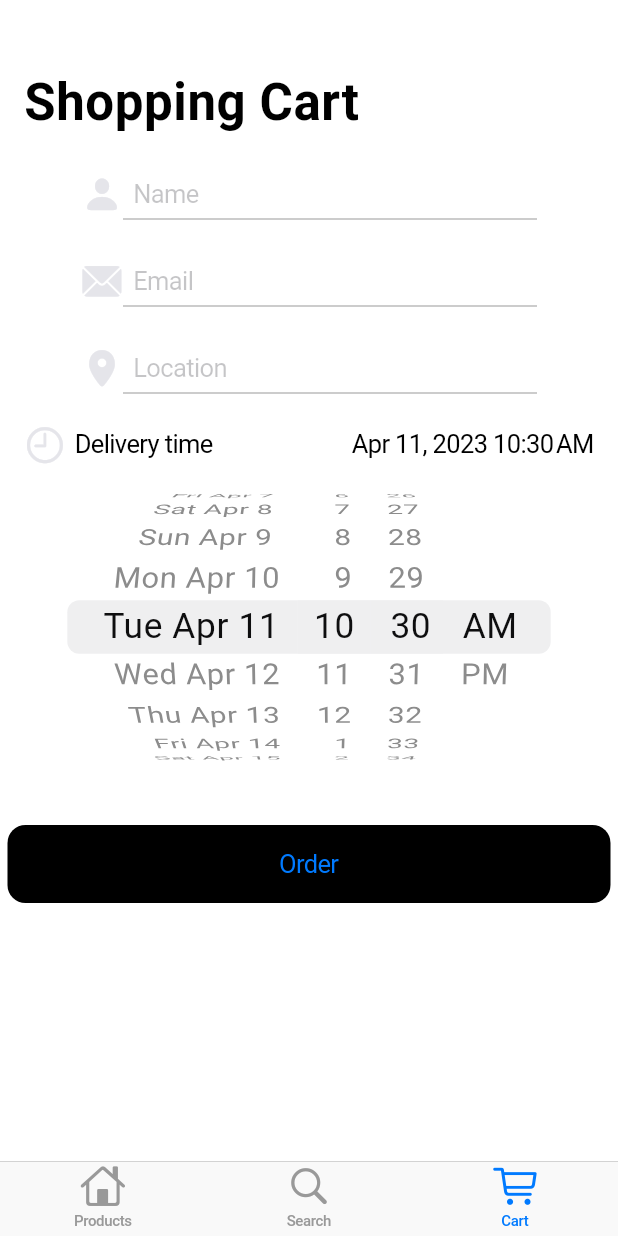
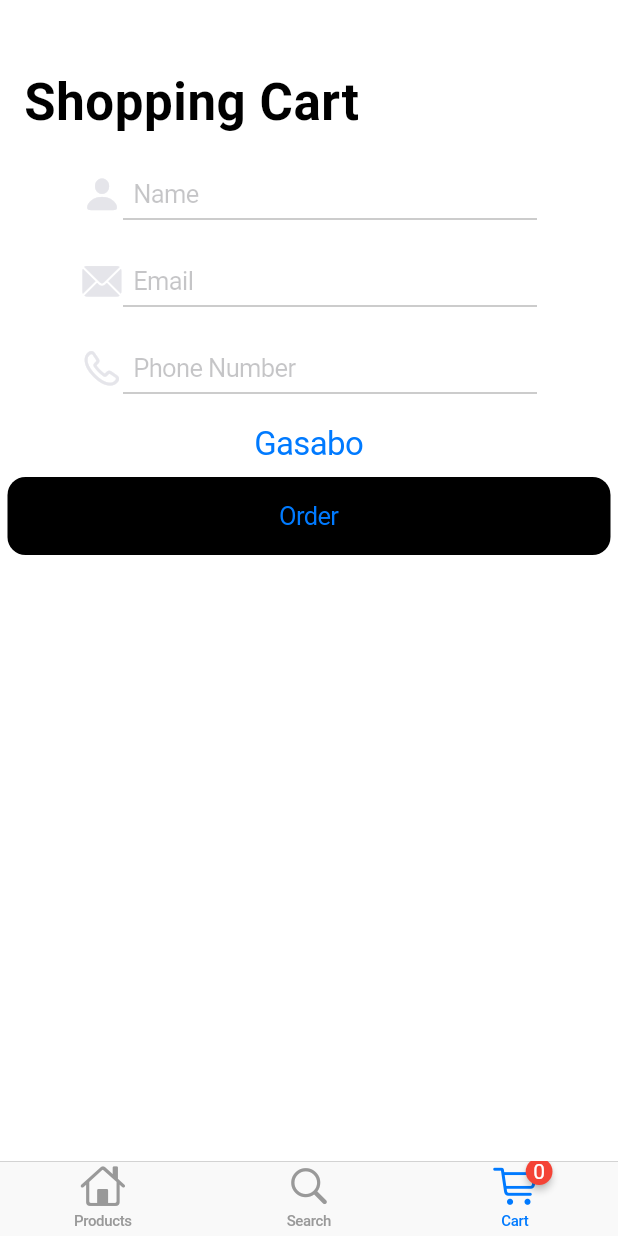
Before and after one commit to Teta288/TBJ-Store, a Flutter app: the screen it shows after launch, item 3 of the bottom bar chosen, on a phone screen of 412 x 824 dp. Run offline on Flutter 3.47's test engine with Material 2 defaults, Android fonts, the phone set to English and light mode, and no system bars; drawn by our look-alikes of badges; our stand-ins replace cloud_firestore, firebase_core, plugin_platform_interface; missing offline and left inert: dart:html, dart:js_util, mailer; accounts and stored records are empty.

Commit message:
sendEmail

```diff
--- a/lib/app.dart
+++ b/lib/app.dart
@@ -1,8 +1,17 @@
+import 'package:badges/badges.dart';
 import 'package:flutter/cupertino.dart';
 import 'package:flutter/services.dart';
 import 'product_list_tab.dart';
 import 'search_tab.dart';
 import 'shopping_cart_tab.dart';
+import 'package:cupertino_store/app.dart';
+
+int _counter = 0;
+void increment() {
+  setState() {
+    _counter++;
+  }
+}
 
 class CupertinoStoreApp extends StatelessWidget {
   const CupertinoStoreApp({super.key});
@@ -29,7 +38,7 @@ class CupertinoStoreHomePage extends StatelessWidget {
   Widget build(BuildContext context) {
     return CupertinoTabScaffold(
       tabBar: CupertinoTabBar(
-        items: const <BottomNavigationBarItem>[
+        items: <BottomNavigationBarItem>[
           BottomNavigationBarItem(
             icon: Icon(CupertinoIcons.home),
             label: 'Products',
@@ -39,7 +48,13 @@ class CupertinoStoreHomePage extends StatelessWidget {
             label: 'Search',
           ),
           BottomNavigationBarItem(
-            icon: Icon(CupertinoIcons.shopping_cart),
+            icon: Badge(
+              badgeContent: Text(
+                _counter.toString(),
+                style: TextStyle(color: CupertinoColors.white),
+              ),
+              child: Icon(CupertinoIcons.shopping_cart),
+            ),
             label: 'Cart',
           ),
         ],
--- a/lib/product_row_item.dart
+++ b/lib/product_row_item.dart
@@ -4,6 +4,9 @@ import 'package:provider/provider.dart';
 import 'model/app_state_model.dart';
 import 'model/product.dart';
 import 'styles.dart';
+import 'app.dart';
+
+
 
 class ProductRowItem extends StatelessWidget {
   const ProductRowItem({
@@ -63,6 +66,7 @@ class ProductRowItem extends StatelessWidget {
             onPressed: () {
               final model = Provider.of<AppStateModel>(context, listen: false);
               model.addProductToCart(product.id);
+              increment();
             },
             child: const Icon(
               CupertinoIcons.plus_circled,
--- a/lib/shopping_cart_tab.dart
+++ b/lib/shopping_cart_tab.dart
@@ -11,6 +11,7 @@ import 'styles.dart';
 import 'package:cloud_firestore/cloud_firestore.dart';
 //import 'package:firebase_database/firebase_database.dart';
 import 'package:uuid/uuid.dart';
+import 'connection/firebase.dart';
 
 /*var uuid = Uuid().v4();
 CollectionReference ref = FirebaseFirestore.instance.collection('Orders');
@@ -41,95 +42,37 @@ class _ShoppingCartTabState extends State<ShoppingCartTab> {
   final _controller1 = TextEditingController();
   final TextEditingController _controller = TextEditingController();
   final TextEditingController _controller2 = TextEditingController();
-  /*late DatabaseReference _messagesRef;
-  @override
-  void initState() {
-    super.initState();
-    _messagesRef = FirebaseDatabase.instance.reference().child('Orders');
+  int _selectedloc = 0;
+
+  double _kItemExtent = 32.0;
+  List<String> _location = <String>[
+    'Gasabo',
+    'Bugesera',
+    'Huye',
+    'Nyamata',
+    'Kicukiro',
+    'Nyarugenge',
+    'Nyagatare',
+    'Rwamagana',
+    'Musanze',
+  ];
+  void _showDialog(Widget child) {
+    showCupertinoModalPopup<void>(
+        context: context,
+        builder: (BuildContext context) => Container(
+              height: 216,
+              padding: const EdgeInsets.only(top: 6.0),
+              margin: EdgeInsets.only(
+                bottom: MediaQuery.of(context).viewInsets.bottom,
+              ),
+              color: CupertinoColors.systemBackground.resolveFrom(context),
+              child: SafeArea(
+                top: false,
+                child: child,
+              ),
+            ));
   }
 
-  void _handleSubmitted(String name, String email, String location) {
-    _controller.clear();
-    _controller1.clear();
-    _controller2.clear();
-    _messagesRef
-        .push()
-        .set({'name': name, 'email': email, 'Location': location});
-  }*/
-  //TextEditingController controller3 = TextEditingController();
-
-  /* Widget _buildNameField() {
-    return CupertinoTextFormFieldRow(
-      prefix: const Icon(
-        CupertinoIcons.person_solid,
-        color: CupertinoColors.lightBackgroundGray,
-        size: 28,
-      ),
-      padding: const EdgeInsets.symmetric(horizontal: 6, vertical: 12),
-      controller: _controller,
-      textCapitalization: TextCapitalization.words,
-      autocorrect: false,
-      decoration: const BoxDecoration(
-        border: Border(
-          bottom: BorderSide(
-            width: 0,
-            color: CupertinoColors.inactiveGray,
-          ),
-        ),
-      ),
-      placeholder: 'Name',
-      onChanged: (newName) {
-        setState(() {
-          name = newName;
-        });
-      },
-    );
-  }
-
-  Widget _buildEmailField() {
-    return CupertinoTextFormFieldRow(
-      prefix: Icon(
-        CupertinoIcons.mail_solid,
-        color: CupertinoColors.lightBackgroundGray,
-        size: 28,
-      ),
-      padding: EdgeInsets.symmetric(horizontal: 6, vertical: 12),
-      controller: _controller1,
-      keyboardType: TextInputType.emailAddress,
-      autocorrect: false,
-      decoration: BoxDecoration(
-        border: Border(
-          bottom: BorderSide(
-            width: 0,
-            color: CupertinoColors.inactiveGray,
-          ),
-        ),
-      ),
-      placeholder: 'Email',
-    );
-  }
-
-  Widget _buildLocationField() {
-    return CupertinoTextFormFieldRow(
-      prefix: Icon(
-        CupertinoIcons.location_solid,
-        color: CupertinoColors.lightBackgroundGray,
-        size: 28,
-      ),
-      padding: EdgeInsets.symmetric(horizontal: 6, vertical: 12),
-      controller: _controller2,
-      textCapitalization: TextCapitalization.words,
-      decoration: BoxDecoration(
-        border: Border(
-          bottom: BorderSide(
-            width: 0,
-            color: CupertinoColors.inactiveGray,
-          ),
-        ),
-      ),
-      placeholder: 'Location',
-    );
-  }*/
   Widget _buildForm() {
     return Column(
       children: <Widget>[
@@ -180,13 +123,12 @@ class _ShoppingCartTabState extends State<ShoppingCartTab> {
         Container(
           child: CupertinoTextFormFieldRow(
             prefix: Icon(
-              CupertinoIcons.location_solid,
+              CupertinoIcons.phone,
               color: CupertinoColors.lightBackgroundGray,
               size: 28,
             ),
             padding: EdgeInsets.symmetric(horizontal: 6, vertical: 12),
             controller: _controller2,
-            // onFieldSubmitted: _handleSubmitted,
             textCapitalization: TextCapitalization.words,
             decoration: BoxDecoration(
               border: Border(
@@ -194,14 +136,43 @@ class _ShoppingCartTabState extends State<ShoppingCartTab> {
                     BorderSide(width: 0, color: CupertinoColors.inactiveGray),
               ),
             ),
-            placeholder: 'Location',
+            placeholder: 'Phone Number',
           ),
-        )
+        ),
+        SizedBox(),
+        Container(
+          child: CupertinoButton(
+            padding: EdgeInsets.zero,
+            onPressed: () => _showDialog(
+              CupertinoPicker(
+                itemExtent: _kItemExtent,
+                onSelectedItemChanged: (int selectedItem) {
+                  setState(() {
+                    _selectedloc = selectedItem;
+                  });
+                },
+                children: List<Widget>.generate(_location.length, (int index) {
+                  return Center(
+                    child: Text(
+                      _location[index],
+                    ),
+                  );
+                }),
+              ),
+            ),
+            child: Text(
+              _location[_selectedloc],
+              style: const TextStyle(
+                fontSize: 22.0,
+              ),
+            ),
+          ),
+        ),
       ],
     );
   }
 
-  Widget _buildDateAndTimePicker(BuildContext context) {
+  /* Widget _buildDateAndTimePicker(BuildContext context) {
     return Column(
       children: <Widget>[
         Row(
@@ -241,13 +212,13 @@ class _ShoppingCartTabState extends State<ShoppingCartTab> {
         ),
       ],
     );
-  }
+  }*/
 
   SliverChildBuilderDelegate _buildSliverChildBuilderDelegate(
       AppStateModel model) {
     return SliverChildBuilderDelegate(
       (context, index) {
-        final productIndex = index - 3;
+        final productIndex = index - 2;
         switch (index) {
           /*  case 0:
             return Padding(
@@ -269,16 +240,10 @@ class _ShoppingCartTabState extends State<ShoppingCartTab> {
               padding: const EdgeInsets.symmetric(horizontal: 48),
               child: _buildForm(),
             );
-
           case 1:
             return Padding(
-              padding: const EdgeInsets.fromLTRB(16, 8, 16, 24),
-              child: _buildDateAndTimePicker(context),
-            );
-          case 2:
-            return Padding(
               padding: const EdgeInsets.symmetric(horizontal: 5),
-              child: _buildOrderButton(_controller, _controller1),
+              child: _buildOrderButton(_controller, _controller1, _controller2),
             );
           default:
             if (model.productsInCart.length > productIndex) {
@@ -350,13 +315,53 @@ class _ShoppingCartTabState extends State<ShoppingCartTab> {
   }
 }
 
-Widget _buildOrderButton(name, email) {
+/*_showDiAlog(BuildContext context){
+    showDialog(
+        context: context,
+        child:   CupertinoAlertDialog(
+          title: Column(
+            children: <Widget>[
+              Text("TBJ store"),
+
+            ],
+          ),
+          content: new Text('Thank you for shopping'),
+          actions: <Widget>[
+            CupertinoDialogAction(
+              child: Text("OK"),
+              onPressed: () {
+                Navigator.of(context).pop();
+              },),
+
+          ],
+        ));
+  }*/
+
+Widget _buildOrderButton(name, email, phoneno) {
   return Container(
     child: CupertinoButton(
       color: Colors.black,
       child: Text('Order'),
       onPressed: () {
-        addOrder(name.text, email.text);
+        addOrder(name.text, email.text, phoneno.text);
+
+        /* if (name.text.isEmpty || email.text.isEmpty || phoneno.text.isEmpty)  {
+            showCupertinoDialog(
+                context: context,
+                builder: (context) {
+                  return CupertinoAlertDialog(
+                    title: Text('error'),
+                    content: Text('Phone Field is Empty'),
+
+                  );
+                });
+          } else {
+
+              return _showDiAlog(context);
+            }
+            // Validation passed
+          }*/
+
         /*Map<String, String> dataToSave = {
           'name': _controller.text,
           'email': _controller1.text,
@@ -364,7 +369,7 @@ Widget _buildOrderButton(name, email) {
           "Order Time": DateTime.now()
         };
         //FirebaseFirestore.instance.collection('Orders').add(dataToSave);*/
-        print(name.text);
+        //print(name.text);
       },
     ),
   );
--- a/pubspec.yaml
+++ b/pubspec.yaml
@@ -43,6 +43,9 @@ dependencies:
   cloud_firestore: ^4.4.4
   uuid: ^3.0.7
   firebase_core: ^2.7.1
+  mailer: ^6.0.0
+  http: ^0.13.5
+  badges: ^3.0.3
 
 dev_dependencies:
   flutter_test:
```
Also changed, not shown: lib/connection/firebase.dart (+55 -3 lines), lib/email.dart (deleted, +0 -24 lines), pubspec.lock.
